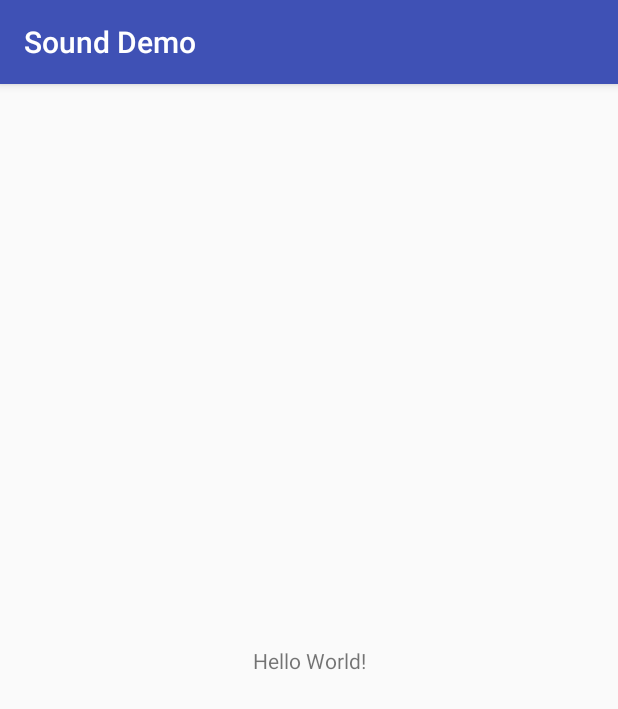
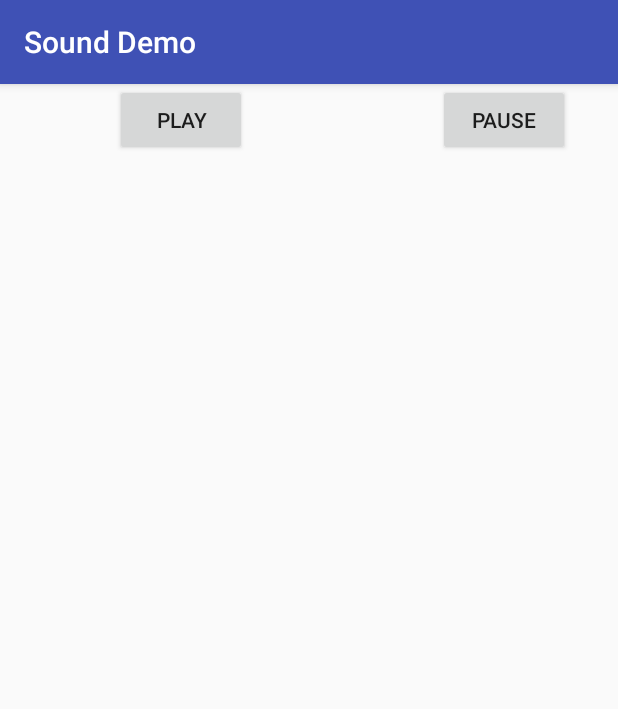
Before and after one commit to nunorpj/Android_Tests, an Android app: the screen it shows after launch (MainActivity), on a phone screen of 412 x 824 dp. Shown: the top 709 px of the screen. Run offline under Robolectric (Android 15) with nearby library versions, the phone set to English and light mode, and no system bars.

Commit message:
sound
added soud and play and pause btn

```diff
--- a/SoundDemo/app/src/main/java/nunorpj/github/com/sounddemo/MainActivity.java
+++ b/SoundDemo/app/src/main/java/nunorpj/github/com/sounddemo/MainActivity.java
@@ -2,6 +2,9 @@ package nunorpj.github.com.sounddemo;
 
 import android.support.v7.app.AppCompatActivity;
 import android.os.Bundle;
+import android.media.MediaPlayer;
+import android.view.View;
+import android.widget.Button;
 
 public class MainActivity extends AppCompatActivity {
 
@@ -9,5 +12,26 @@ public class MainActivity extends AppCompatActivity {
     protected void onCreate(Bundle savedInstanceState) {
         super.onCreate(savedInstanceState);
         setContentView(R.layout.activity_main);
+
+        final MediaPlayer mPlayer = MediaPlayer.create(this, R.raw.sound);
+
+
+        Button btnPlay = (Button) findViewById(R.id.btnplay);
+        btnPlay.setOnClickListener(new View.OnClickListener() {
+            @Override
+            public void onClick(View view) {
+                mPlayer.start();
+            }
+        });
+
+
+        Button btnPause = (Button) findViewById(R.id.btnpause);
+        btnPause.setOnClickListener(new View.OnClickListener() {
+            @Override
+            public void onClick(View view) {
+                mPlayer.pause();
+            }
+        });
+
     }
 }
--- a/SoundDemo/app/src/main/res/layout/activity_main.xml
+++ b/SoundDemo/app/src/main/res/layout/activity_main.xml
@@ -6,13 +6,24 @@
     android:layout_height="match_parent"
     tools:context="nunorpj.github.com.sounddemo.MainActivity">
 
-    <TextView
+    <Button
+        android:id="@+id/btnplay"
         android:layout_width="wrap_content"
         android:layout_height="wrap_content"
-        android:text="Hello World!"
-        app:layout_constraintBottom_toBottomOf="parent"
-        app:layout_constraintLeft_toLeftOf="parent"
-        app:layout_constraintRight_toRightOf="parent"
-        app:layout_constraintTop_toTopOf="parent" />
+        android:layout_marginEnd="8dp"
+        android:layout_marginStart="32dp"
+        android:text="Play"
+        app:layout_constraintEnd_toStartOf="@+id/btnpause"
+        app:layout_constraintHorizontal_bias="0.271"
+        app:layout_constraintStart_toStartOf="parent"
+        tools:layout_editor_absoluteY="16dp" />
 
+    <Button
+        android:id="@+id/btnpause"
+        android:layout_width="wrap_content"
+        android:layout_height="wrap_content"
+        android:layout_marginEnd="32dp"
+        android:text="Pause"
+        app:layout_constraintEnd_toEndOf="parent"
+        tools:layout_editor_absoluteY="16dp" />
 </android.support.constraint.ConstraintLayout>
```
Also changed, not shown: 1 other file.
